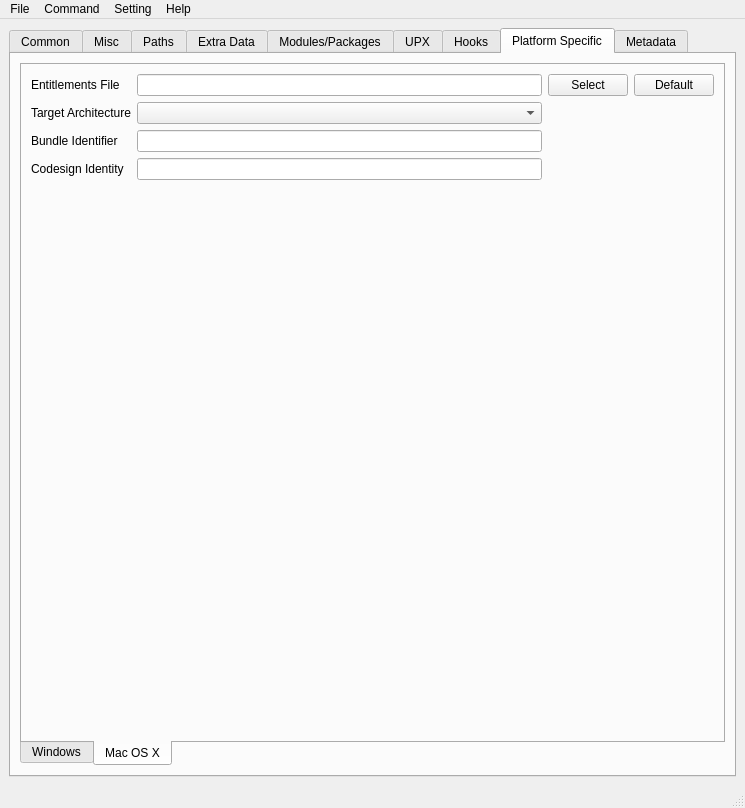
Above: ui/design/main.ui from zimolab/PyInstallerGUI before the change. Below: the same form after it.
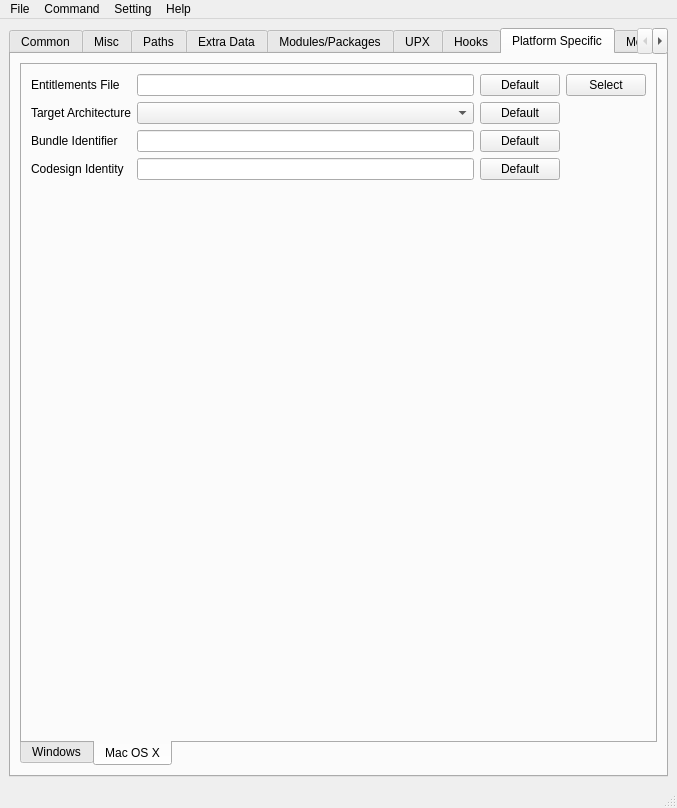
That is the form after the change. The open tabs and pages were chosen to show the change. Custom widgets are drawn as their Qt base class.

Commit message: 完成MacOSX平台相关Options的界面

```diff
--- a/ui/design/main.ui
+++ b/ui/design/main.ui
@@ -7,7 +7,7 @@
    <rect>
     <x>0</x>
     <y>0</y>
-    <width>745</width>
+    <width>677</width>
     <height>808</height>
    </rect>
   </property>
@@ -1428,9 +1428,23 @@
                 </property>
                </widget>
               </item>
+              <item row="2" column="2">
+               <widget class="QPushButton" name="defaultBundleIdentifierButton">
+                <property name="text">
+                 <string>Default</string>
+                </property>
+               </widget>
+              </item>
               <item row="1" column="1">
                <widget class="QComboBox" name="targetArchitectureCombo"/>
               </item>
+              <item row="1" column="2">
+               <widget class="QPushButton" name="defaultTargetArchitectureButton">
+                <property name="text">
+                 <string>Default</string>
+                </property>
+               </widget>
+              </item>
               <item row="2" column="1">
                <widget class="QLineEdit" name="bundleIdentifierEdit"/>
               </item>
@@ -1441,20 +1455,27 @@
                 </property>
                </widget>
               </item>
+              <item row="3" column="2">
+               <widget class="QPushButton" name="defaultCodesignIdentityButton">
+                <property name="text">
+                 <string>Default</string>
+                </property>
+               </widget>
+              </item>
               <item row="0" column="2">
-               <widget class="QPushButton" name="selectEntitlementsFileButton">
-                <property name="text">
-                 <string>Select</string>
-                </property>
-               </widget>
-              </item>
-              <item row="0" column="3">
                <widget class="QPushButton" name="defaultEntitlementsFileButton">
                 <property name="text">
                  <string>Default</string>
                 </property>
                </widget>
               </item>
+              <item row="0" column="3">
+               <widget class="QPushButton" name="selectEntitlementsFileButton">
+                <property name="text">
+                 <string>Select</string>
+                </property>
+               </widget>
+              </item>
              </layout>
             </item>
             <item>
@@ -1561,7 +1582,7 @@
     <rect>
      <x>0</x>
      <y>0</y>
-     <width>745</width>
+     <width>677</width>
      <height>26</height>
     </rect>
    </property>
```
Left out of the diff: 4 changed lines with no effect on the pictures. The commit also changes 3 other files.
